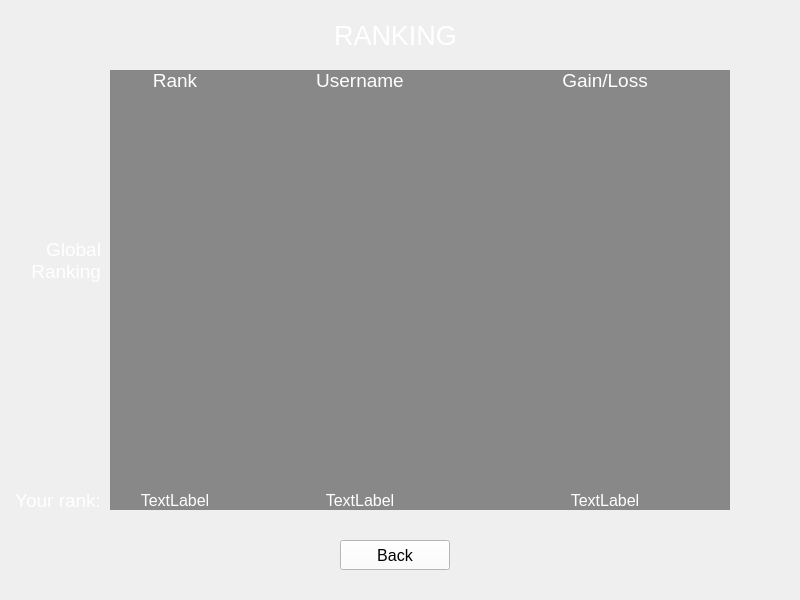
Before: the Qt Designer form blackjack-client/ui/ranking.ui in lehoangtran289/Blackjack, drawn with Qt 5.
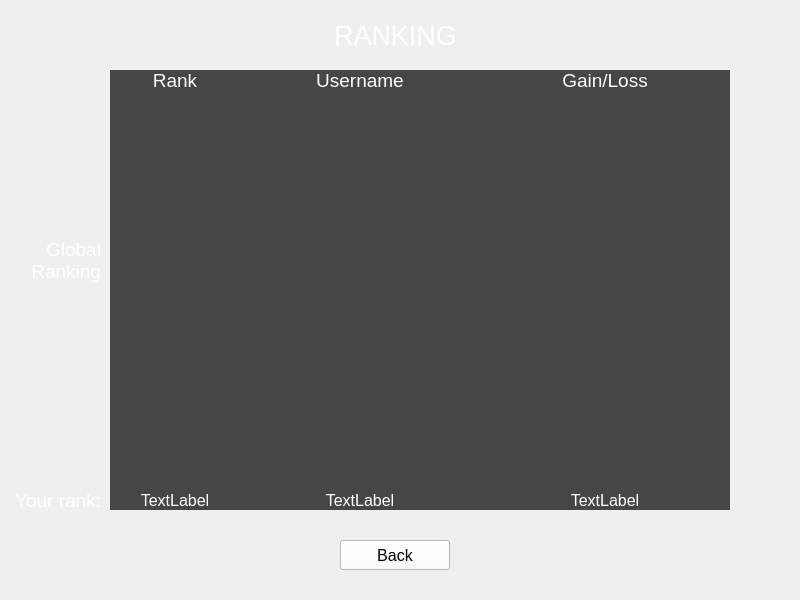
After: the same form once the commit is applied. Icons and pictures are not drawn.

What changed in the file:
```diff
--- a/blackjack-client/ui/ranking.ui
+++ b/blackjack-client/ui/ranking.ui
@@ -63,7 +63,7 @@
     </font>
    </property>
    <property name="styleSheet">
-    <string notr="true">color: rgb(255, 255, 255);background-color: rgba(0, 0, 0, 110);</string>
+    <string notr="true">color: rgb(255, 255, 255);background-color: rgba(0, 0, 0, 180);</string>
    </property>
    <property name="frameShape">
     <enum>QFrame::NoFrame</enum>
@@ -167,7 +167,7 @@
     </font>
    </property>
    <property name="styleSheet">
-    <string notr="true">color: rgb(255, 255, 255);background-color: rgba(0, 0, 0, 110);</string>
+    <string notr="true">color: rgb(255, 255, 255);background-color: rgba(0, 0, 0, 180);</string>
    </property>
    <property name="text">
     <string>TextLabel</string>
@@ -191,7 +191,7 @@
     </font>
    </property>
    <property name="styleSheet">
-    <string notr="true">color: rgb(255, 255, 255);background-color: rgba(0, 0, 0, 110);</string>
+    <string notr="true">color: rgb(255, 255, 255);background-color: rgba(0, 0, 0, 180);</string>
    </property>
    <property name="text">
     <string>TextLabel</string>
@@ -215,7 +215,7 @@
     </font>
    </property>
    <property name="styleSheet">
-    <string notr="true">color: rgb(255, 255, 255);background-color: rgba(0, 0, 0, 110);</string>
+    <string notr="true">color: rgb(255, 255, 255);background-color: rgba(0, 0, 0, 180);</string>
    </property>
    <property name="text">
     <string>TextLabel</string>
@@ -311,7 +311,7 @@
     </font>
    </property>
    <property name="styleSheet">
-    <string notr="true">color: rgb(255, 255, 255);background-color: rgba(0, 0, 0, 110);</string>
+    <string notr="true">color: rgb(255, 255, 255);background-color: rgba(0, 0, 0, 180);</string>
    </property>
    <property name="text">
     <string>Rank</string>
@@ -335,7 +335,7 @@
     </font>
    </property>
    <property name="styleSheet">
-    <string notr="true">color: rgb(255, 255, 255);background-color: rgba(0, 0, 0, 110);</string>
+    <string notr="true">color: rgb(255, 255, 255);background-color: rgba(0, 0, 0, 180);</string>
    </property>
    <property name="text">
     <string>Username</string>
@@ -359,7 +359,7 @@
     </font>
    </property>
    <property name="styleSheet">
-    <string notr="true">color: rgb(255, 255, 255);background-color: rgba(0, 0, 0, 110);</string>
+    <string notr="true">color: rgb(255, 255, 255);background-color: rgba(0, 0, 0, 180);</string>
    </property>
    <property name="text">
     <string>Gain/Loss</string>
```
